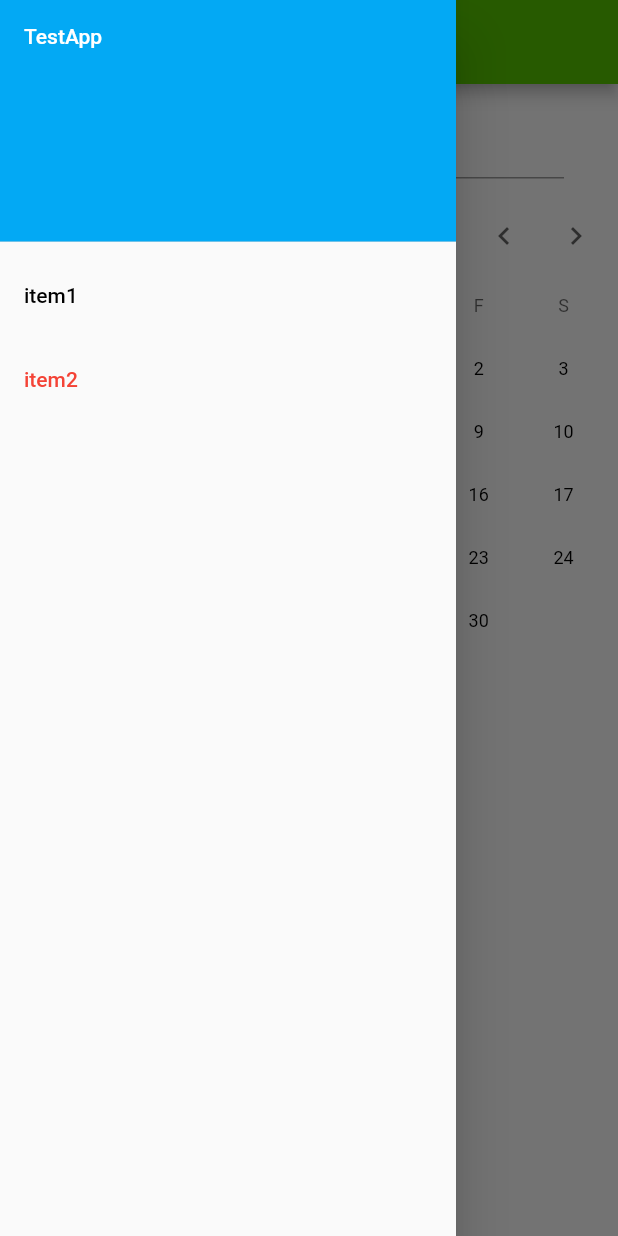
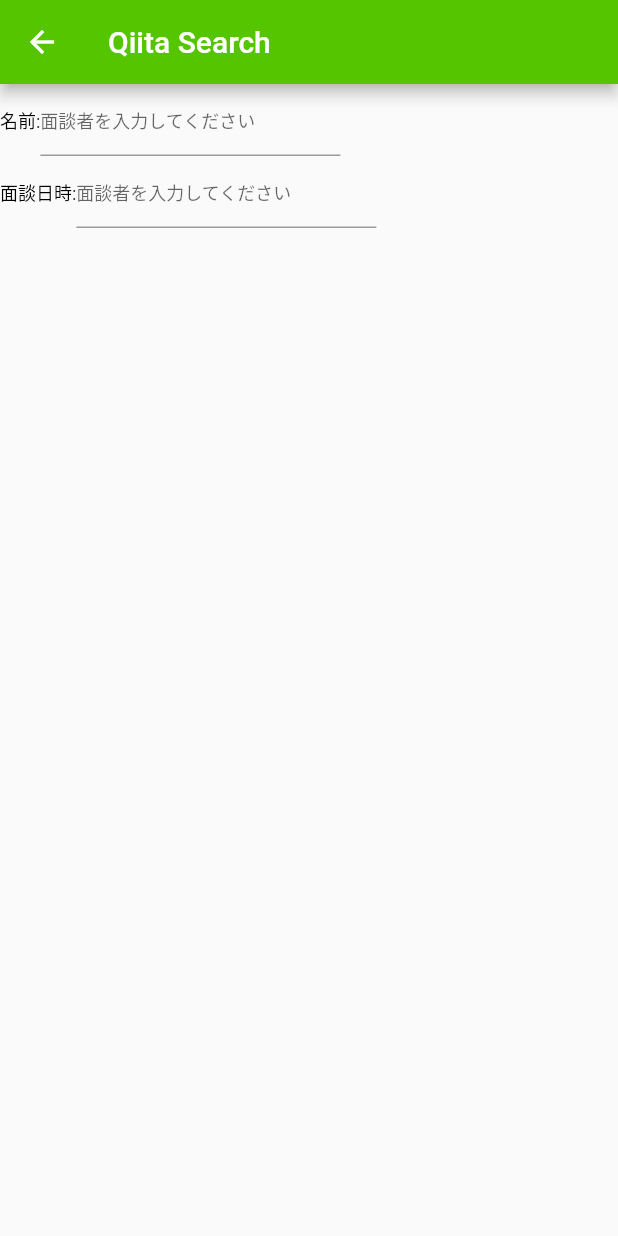
Before and after one commit to krote/Practice-TEST_FLUTTER, a Flutter app: the screen it shows after launch, in the side drawer, after a tap on "item1", on a phone screen of 412 x 824 dp. Run offline on Flutter 3.47's test engine with Material 2 defaults, Android fonts, the phone set to English and light mode, and no system bars; our stand-ins replace flutter_dotenv, webview_flutter.

Commit message:
add calendar and booking screen

```diff
--- /dev/null
+++ b/lib/screens/booking_1on1.dart
@@ -0,0 +1,73 @@
+import 'package:flutter/material.dart';
+
+class Booking1on1Screen extends StatefulWidget{
+    const Booking1on1Screen({super.key});
+
+    @override
+    State<Booking1on1Screen> createState() => _Booking1on1Screen();
+}
+
+class _Booking1on1Screen extends State<Booking1on1Screen> {
+    @override
+    Widget build(BuildContext context){
+        return Scaffold(
+            appBar: AppBar(
+                title: const Text('Qiita Search'),
+            ),
+            body: Column(
+                children: [
+                    Row(
+                        children:[
+                            Text(
+                                "名前:",
+                                style: const TextStyle(
+                                    color: Colors.black,
+                                    fontSize: 12,
+                                ),
+                            ),
+                            SizedBox(
+                                width: 200,
+                                // Rowの直下にTextFieldを置くと、Widthの指定がなくエラーとなる
+                                // An InputDecorator, which is typically created by a TextField, cannot have an unbounded width.
+                                // SizedBoxなどの配下でwidthを指定する
+                                child: TextField(
+                                    decoration: InputDecoration(
+                                        hintText: '面談者を入力してください',
+                                    ),
+                                    style: const TextStyle(
+                                        color: Colors.black,
+                                        fontSize: 12,
+                                    ),
+                                ),
+                            ),
+                        ]
+                    ),
+                    Row(
+                        children:[
+                            Text(
+                                "面談日時:",
+                                style: const TextStyle(
+                                    color: Colors.black,
+                                    fontSize: 12,
+                                ),
+                            ),
+                            SizedBox(
+                                width:200,
+                                child: TextField(
+                                    decoration: InputDecoration(
+                                        hintText: '面談者を入力してください',
+                                    ),
+                                    style: const TextStyle(
+                                        color: Colors.black,
+                                        fontSize: 12,
+                                    ),
+                                ),
+                            ),
+                        ]
+                    ),
+                ],
+            ),
+        );
+    }
+
+}
--- a/lib/screens/search_screen.dart
+++ b/lib/screens/search_screen.dart
@@ -4,6 +4,8 @@ import 'package:http/http.dart' as http;
 import 'package:flutter_dotenv/flutter_dotenv.dart';
 import 'package:test_flutter/models/article.dart';
 import 'package:test_flutter/components/article_container.dart';
+
+import 'package:test_flutter/screens/booking_1on1.dart';
 
 class SearchScreen extends StatefulWidget {
     const SearchScreen({super.key});
@@ -14,6 +16,7 @@ class SearchScreen extends StatefulWidget {
 
 class _SearchScreenState extends State<SearchScreen> {
     List<Article> articles = [];
+    String dateValue ="";
     @override
     Widget build(BuildContext context){
         return Scaffold(
@@ -31,7 +34,14 @@ class _SearchScreenState extends State<SearchScreen> {
                         ListTile(
                             title: Text('item1'),
                             textColor: Colors.black,
-                            onTap: (){},
+                            onTap: (){
+                                // 1on1予約画面へ移動
+                                Navigator.of(context).push(
+                                    MaterialPageRoute(
+                                        builder: ((context) => Booking1on1Screen()),
+                                    ),
+                                );
+                            },
                         ),
                         ListTile(
                             title: Text('item2'),
@@ -65,11 +75,12 @@ class _SearchScreenState extends State<SearchScreen> {
                             },
                         ),
                     ),
+                    // カレンダーを表示
                     CalendarDatePicker(
                         initialDate: DateTime.now(),
                         firstDate: DateTime.parse('2023-01-01 00:00:00Z'),
                         lastDate: DateTime.parse('2025-01-01 00:00:00Z'),
-                        onDateChanged: onChangeDateTime(),
+                        onDateChanged: (DateTime value){dateValue = value.toString();},
                     ),
                     // 検索結果一覧
                     Expanded(
@@ -110,9 +121,4 @@ class _SearchScreenState extends State<SearchScreen> {
         }
     }
 
-    ValueChanged<DateTime> onChangeDateTime(DateTime value){
-        return ValueChanged<DateTime>(
-            //
-        );
-    }
 }
```
